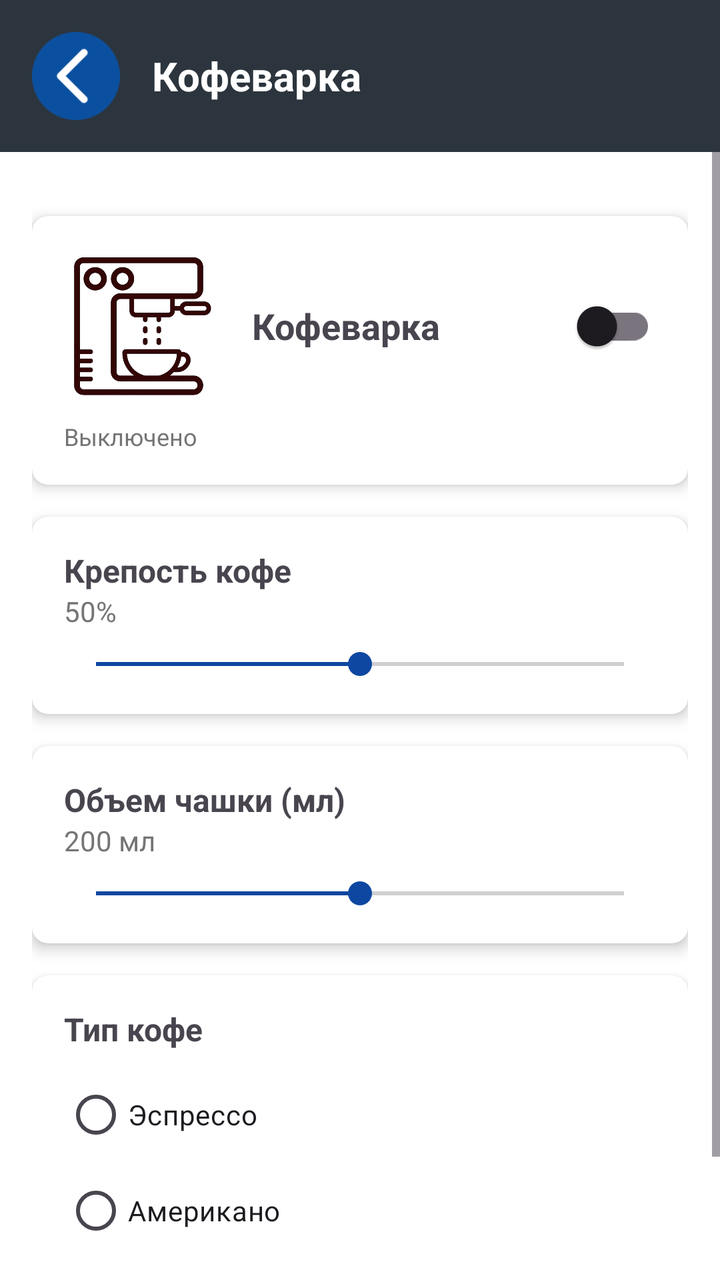
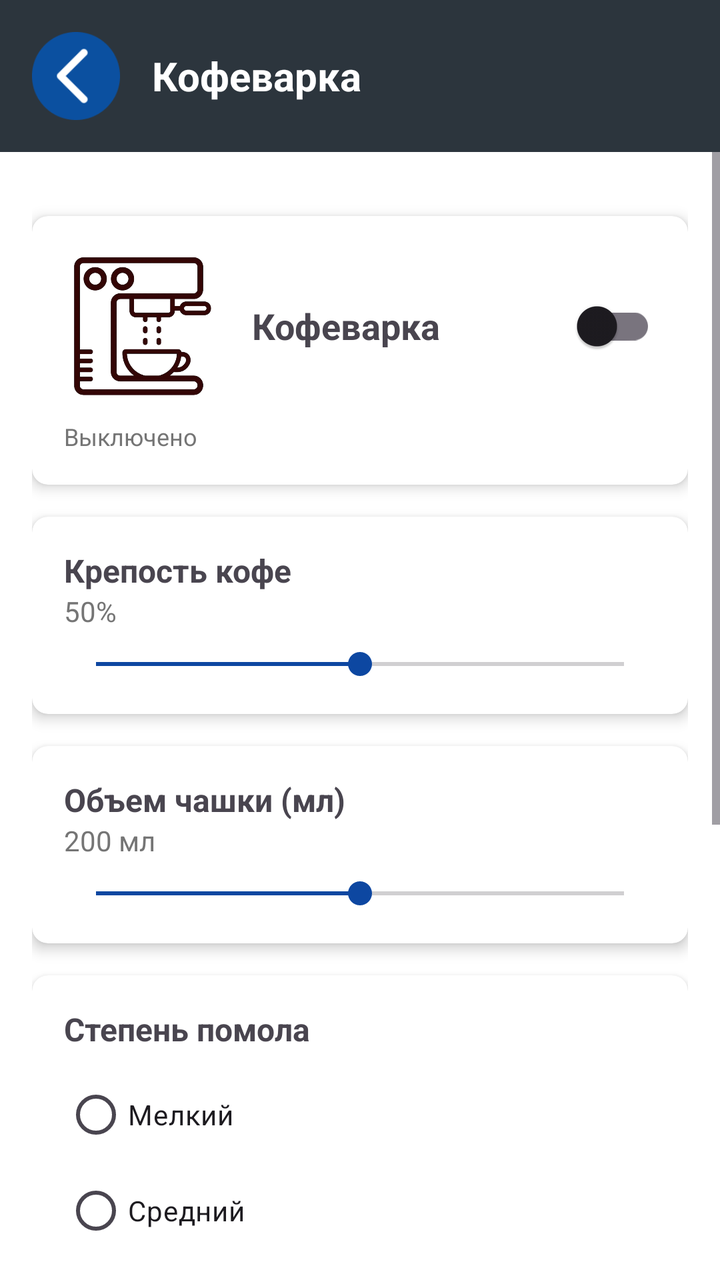

Before-and-after screenshots of an Android layout around one commit, followed by the original layout XML and the change that was made.
<!-- AndroidManifest.xml: application theme Theme.SmartHome -->
<!-- res/layout/activity_device_coffee.xml -->
<?xml version="1.0" encoding="utf-8"?>
<LinearLayout xmlns:android="http://schemas.android.com/apk/res/android"
    xmlns:app="http://schemas.android.com/apk/res-auto"
    android:layout_width="match_parent"
    android:layout_height="match_parent"
    android:orientation="vertical"
    android:background="#FFFFFF">

    <LinearLayout
        android:layout_width="match_parent"
        android:layout_height="wrap_content"
        android:orientation="horizontal"
        android:background="#2C353D"
        android:padding="16dp"
        android:gravity="center_vertical">

        <ImageView
            android:id="@+id/btnBack"
            android:layout_width="44dp"
            android:layout_height="44dp"
            android:src="@drawable/back_butt"
            android:contentDescription="Назад" />

        <TextView
            android:layout_width="wrap_content"
            android:layout_height="wrap_content"
            android:text="Кофеварка"
            android:textColor="#FFFFFF"
            android:textSize="20sp"
            android:textStyle="bold"
            android:layout_marginStart="16dp" />
    </LinearLayout>

    <ScrollView
        android:layout_width="match_parent"
        android:layout_height="match_parent">
        <LinearLayout
            android:layout_width="match_parent"
            android:layout_height="wrap_content"
            android:orientation="vertical"
            android:padding="16dp">

            
            <androidx.cardview.widget.CardView
                android:layout_width="match_parent"
                android:layout_height="wrap_content"
                android:layout_marginTop="16dp"
                app:cardCornerRadius="8dp"
                app:cardElevation="4dp">
                <LinearLayout
                    android:layout_width="match_parent"
                    android:layout_height="wrap_content"
                    android:orientation="vertical"
                    android:padding="16dp">
                    <LinearLayout
                        android:layout_width="match_parent"
                        android:layout_height="wrap_content"
                        android:orientation="horizontal"
                        android:gravity="center_vertical">
                        <ImageView
                            android:layout_width="78dp"
                            android:layout_height="78dp"
                            android:src="@drawable/coffee" />
                        <TextView
                            android:layout_width="0dp"
                            android:layout_height="wrap_content"
                            android:layout_weight="1"
                            android:text="Кофеварка"
                            android:textSize="18sp"
                            android:textStyle="bold"
                            android:layout_marginStart="16dp" />
                        <androidx.appcompat.widget.SwitchCompat
                            android:id="@+id/switchCoffee"
                            android:layout_width="wrap_content"
                            android:layout_height="wrap_content"
                            android:thumbTint="#0D47A1"
                            android:trackTint="#800D47A1" />
                    </LinearLayout>
                    <TextView
                        android:id="@+id/textCoffeeStatus"
                        android:layout_width="wrap_content"
                        android:layout_height="wrap_content"
                        android:text="Выключено"
                        android:textSize="12sp"
                        android:textColor="#757575"
                        android:layout_marginTop="8dp" />
                </LinearLayout>
            </androidx.cardview.widget.CardView>

            
            <androidx.cardview.widget.CardView
                android:layout_width="match_parent"
                android:layout_height="wrap_content"
                android:layout_marginTop="16dp"
                app:cardCornerRadius="8dp"
                app:cardElevation="4dp">
                <LinearLayout
                    android:layout_width="match_parent"
                    android:layout_height="wrap_content"
                    android:orientation="vertical"
                    android:padding="16dp">
                    <TextView
                        android:layout_width="wrap_content"
                        android:layout_height="wrap_content"
                        android:text="Крепость кофе"
                        android:textSize="16sp"
                        android:textStyle="bold" />
                    <TextView
                        android:id="@+id/textStrengthValue"
                        android:layout_width="wrap_content"
                        android:layout_height="wrap_content"
                        android:text="50%"
                        android:textSize="14sp"
                        android:textColor="#757575"
                        android:layout_marginBottom="8dp" />
                    <SeekBar
                        android:id="@+id/seekBarStrength"
                        android:layout_width="match_parent"
                        android:layout_height="wrap_content"
                        android:max="100"
                        android:progress="50"
                        android:progressTint="#0D47A1"
                        android:thumbTint="#0D47A1" />
                </LinearLayout>
            </androidx.cardview.widget.CardView>

            
            <androidx.cardview.widget.CardView
                android:layout_width="match_parent"
                android:layout_height="wrap_content"
                android:layout_marginTop="16dp"
                app:cardCornerRadius="8dp"
                app:cardElevation="4dp">
                <LinearLayout
                    android:layout_width="match_parent"
                    android:layout_height="wrap_content"
                    android:orientation="vertical"
                    android:padding="16dp">
                    <TextView
                        android:layout_width="wrap_content"
                        android:layout_height="wrap_content"
                        android:text="Объем чашки (мл)"
                        android:textSize="16sp"
                        android:textStyle="bold" />
                    <TextView
                        android:id="@+id/textVolumeValue"
                        android:layout_width="wrap_content"
                        android:layout_height="wrap_content"
                        android:text="200 мл"
                        android:textSize="14sp"
                        android:textColor="#757575"
                        android:layout_marginBottom="8dp" />
                    <SeekBar
                        android:id="@+id/seekBarVolume"
                        android:layout_width="match_parent"
                        android:layout_height="wrap_content"
                        android:max="400"
                        android:progress="200"
                        android:progressTint="#0D47A1"
                        android:thumbTint="#0D47A1" />
                </LinearLayout>
            </androidx.cardview.widget.CardView>

            
            <androidx.cardview.widget.CardView
                android:layout_width="match_parent"
                android:layout_height="wrap_content"
                android:layout_marginTop="16dp"
                app:cardCornerRadius="8dp"
                app:cardElevation="4dp">
                <LinearLayout
                    android:layout_width="match_parent"
                    android:layout_height="wrap_content"
                    android:orientation="vertical"
                    android:padding="16dp">
                    <TextView
                        android:layout_width="wrap_content"
                        android:layout_height="wrap_content"
                        android:text="Тип кофе"
                        android:textSize="16sp"
                        android:textStyle="bold" />
                    <RadioGroup
                        android:id="@+id/radioGroupCoffeeType"
                        android:layout_width="wrap_content"
                        android:layout_height="wrap_content"
                        android:layout_marginTop="8dp">
                        <RadioButton
                            android:id="@+id/radioEspresso"
                            android:layout_width="wrap_content"
                            android:layout_height="wrap_content"
                            android:text="Эспрессо" />
                        <RadioButton
                            android:id="@+id/radioAmericano"
                            android:layout_width="wrap_content"
                            android:layout_height="wrap_content"
                            android:text="Американо" />
                        <RadioButton
                            android:id="@+id/radioCappuccino"
                            android:layout_width="wrap_content"
                            android:layout_height="wrap_content"
                            android:text="Капучино" />
                    </RadioGroup>
                </LinearLayout>
            </androidx.cardview.widget.CardView>

        </LinearLayout>
    </ScrollView>
</LinearLayout>
<!-- resources referenced by this layout -->
<resources>
  <!-- drawable back_butt: png bitmap (drawable, 2517 bytes) -->
  <!-- drawable coffee: png bitmap (drawable, 149594 bytes) -->
  <style name="Theme.SmartHome" parent="Base.Theme.SmartHome" />
  <style name="Base.Theme.SmartHome" parent="Theme.Material3.DayNight.NoActionBar">
          
          
      </style>
</resources>

<!-- the commit's change to res/layout/activity_device_coffee.xml (unified diff, before → after) -->
@@ -13,14 +13,11 @@
         android:background="#2C353D"
         android:padding="16dp"
         android:gravity="center_vertical">
-
         <ImageView
             android:id="@+id/btnBack"
             android:layout_width="44dp"
             android:layout_height="44dp"
-            android:src="@drawable/back_butt"
-            android:contentDescription="Назад" />
-
+            android:src="@drawable/back_butt" />
         <TextView
             android:layout_width="wrap_content"
             android:layout_height="wrap_content"
@@ -31,9 +28,7 @@
             android:layout_marginStart="16dp" />
     </LinearLayout>
 
-    <ScrollView
-        android:layout_width="match_parent"
-        android:layout_height="match_parent">
+    <ScrollView android:layout_width="match_parent" android:layout_height="match_parent">
         <LinearLayout
             android:layout_width="match_parent"
             android:layout_height="wrap_content"
@@ -176,30 +171,126 @@
                     <TextView
                         android:layout_width="wrap_content"
                         android:layout_height="wrap_content"
-                        android:text="Тип кофе"
+                        android:text="Степень помола"
                         android:textSize="16sp"
                         android:textStyle="bold" />
                     <RadioGroup
-                        android:id="@+id/radioGroupCoffeeType"
+                        android:id="@+id/radioGroupGrind"
                         android:layout_width="wrap_content"
                         android:layout_height="wrap_content"
                         android:layout_marginTop="8dp">
                         <RadioButton
-                            android:id="@+id/radioEspresso"
-                            android:layout_width="wrap_content"
-                            android:layout_height="wrap_content"
-                            android:text="Эспрессо" />
+                            android:id="@+id/radioGrindFine"
+                            android:layout_width="wrap_content"
+                            android:layout_height="wrap_content"
+                            android:text="Мелкий" />
                         <RadioButton
-                            android:id="@+id/radioAmericano"
-                            android:layout_width="wrap_content"
-                            android:layout_height="wrap_content"
-                            android:text="Американо" />
+                            android:id="@+id/radioGrindMedium"
+                            android:layout_width="wrap_content"
+                            android:layout_height="wrap_content"
+                            android:text="Средний" />
                         <RadioButton
-                            android:id="@+id/radioCappuccino"
-                            android:layout_width="wrap_content"
-                            android:layout_height="wrap_content"
-                            android:text="Капучино" />
+                            android:id="@+id/radioGrindCoarse"
+                            android:layout_width="wrap_content"
+                            android:layout_height="wrap_content"
+                            android:text="Крупный" />
                     </RadioGroup>
+                </LinearLayout>
+            </androidx.cardview.widget.CardView>
+
+            
+            <androidx.cardview.widget.CardView
+                android:layout_width="match_parent"
+                android:layout_height="wrap_content"
+                android:layout_marginTop="16dp"
+                app:cardCornerRadius="8dp"
+                app:cardElevation="4dp">
+                <LinearLayout
+                    android:layout_width="match_parent"
+                    android:layout_height="wrap_content"
+                    android:orientation="vertical"
+                    android:padding="16dp">
+                    <LinearLayout
+                        android:layout_width="match_parent"
+                        android:layout_height="wrap_content"
+                        android:orientation="horizontal"
+                        android:gravity="center_vertical"
+                        android:weightSum="1">
+                        <TextView
+                            android:layout_width="0dp"
+                            android:layout_height="wrap_content"
+                            android:layout_weight="1"
+                            android:text="Предварительное смачивание"
+                            android:textSize="16sp"
+                            android:textStyle="bold" />
+                        <androidx.appcompat.widget.SwitchCompat
+                            android:id="@+id/switchPreWet"
+                            android:layout_width="wrap_content"
+                            android:layout_height="wrap_content" />
+                    </LinearLayout>
+                </LinearLayout>
+            </androidx.cardview.widget.CardView>
+
+            
+            <androidx.cardview.widget.CardView
+                android:layout_width="match_parent"
+                android:layout_height="wrap_content"
+                android:layout_marginTop="16dp"
+                app:cardCornerRadius="8dp"
+                app:cardElevation="4dp">
+                <LinearLayout
+                    android:layout_width="match_parent"
+                    android:layout_height="wrap_content"
+                    android:orientation="vertical"
+                    android:padding="16dp">
+                    <TextView
+                        android:layout_width="wrap_content"
+                        android:layout_height="wrap_content"
+                        android:text="Температура воды (°C)"
+                        android:textSize="16sp"
+                        android:textStyle="bold" />
+                    <TextView
+                        android:id="@+id/textTempValue"
+                        android:layout_width="wrap_content"
+                        android:layout_height="wrap_content"
+                        android:text="90°C"
+                        android:textSize="14sp"
+                        android:textColor="#757575"
+                        android:layout_marginBottom="8dp" />
+                    <SeekBar
+                        android:id="@+id/seekBarTemp"
+                        android:layout_width="match_parent"
+                        android:layout_height="wrap_content"
+                        android:max="20"
+                        android:progress="10"
+                        android:progressTint="#0D47A1"
+                        android:thumbTint="#0D47A1" />
+                </LinearLayout>
+            </androidx.cardview.widget.CardView>
+
+            
+            <androidx.cardview.widget.CardView
+                android:layout_width="match_parent"
+                android:layout_height="wrap_content"
+                android:layout_marginTop="16dp"
+                app:cardCornerRadius="8dp"
+                app:cardElevation="4dp">
+                <LinearLayout
+                    android:layout_width="match_parent"
+                    android:layout_height="wrap_content"
+                    android:orientation="vertical"
+                    android:padding="16dp">
+                    <TextView
+                        android:layout_width="wrap_content"
+                        android:layout_height="wrap_content"
+                        android:text="Количество порций"
+                        android:textSize="16sp"
+                        android:textStyle="bold" />
+                    <Spinner
+                        android:id="@+id/spinnerPortions"
+                        android:layout_width="match_parent"
+                        android:layout_height="wrap_content"
+                        android:layout_marginTop="8dp" />
                 </LinearLayout>
             </androidx.cardview.widget.CardView>
 
